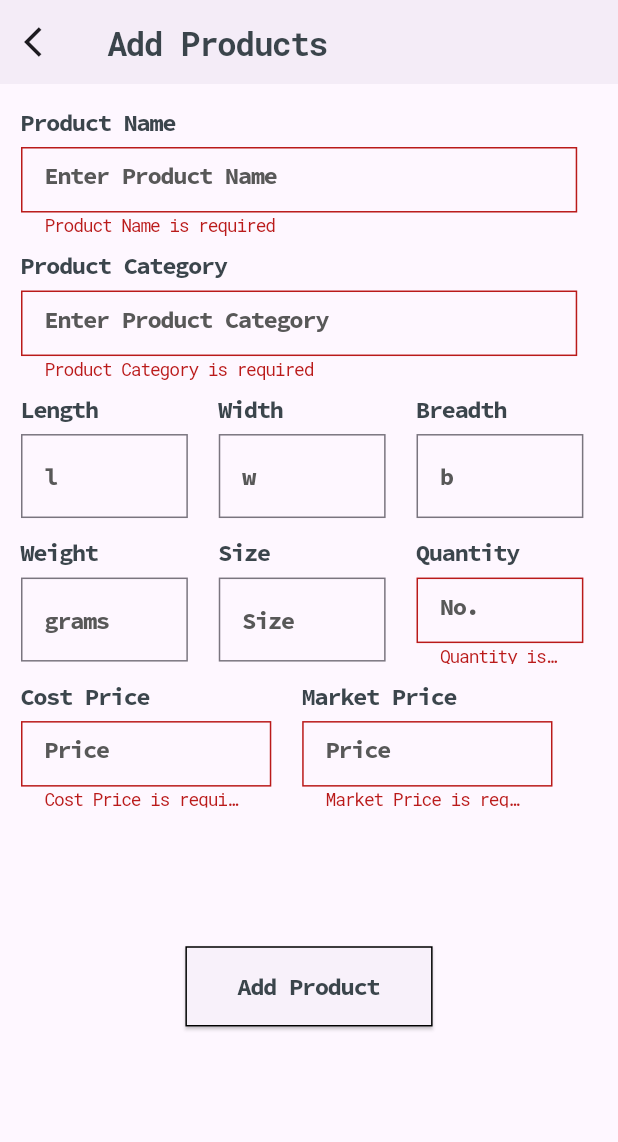
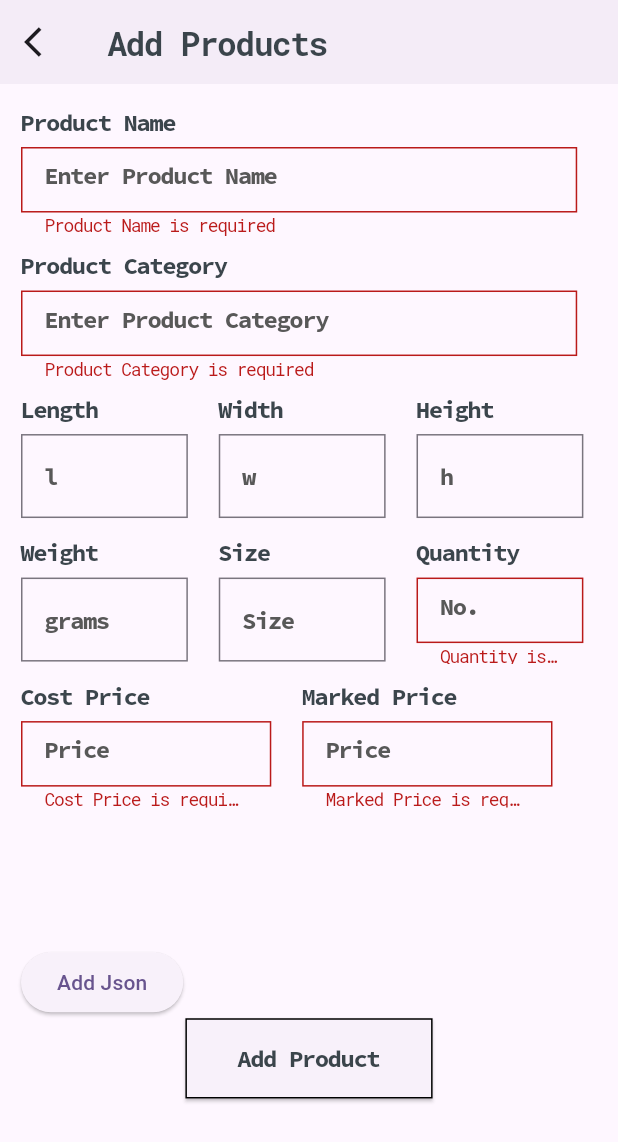
Before and after one commit to tarunn04/invoicer, a Flutter app: the AddProducts screen opened by its route, after a tap on "Add Product", on a phone screen of 412 x 824 dp. Shown: the top 1142 px of the screen. Run offline on Flutter 3.47's test engine with Material 2 defaults, Android fonts, the phone set to English and light mode, and no system bars; our stand-ins replace cloud_firestore, firebase_core, flutter_easyrefresh, fluttertoast, get, google_fonts; accounts and stored records are empty; generated files the repository leaves out were written again.

Commit message:
data fetch product page

```diff
--- a/lib/controller/product_controller.dart
+++ b/lib/controller/product_controller.dart
@@ -5,6 +5,7 @@ import 'package:fluttertoast/fluttertoast.dart';
 import 'package:get/get.dart';
 import 'package:get/get_core/src/get_main.dart';
 import 'package:get/get_state_manager/get_state_manager.dart';
+import 'package:invoicer/model/json.dart';
 import 'package:invoicer/model/product.dart';
 import 'package:invoicer/screens/add_product.dart';
 import 'package:invoicer/widget/toast_message.dart';
@@ -14,9 +15,9 @@ class ProductController extends GetxController {
   final TextEditingController productCategoryController = TextEditingController();
   final TextEditingController lengthController = TextEditingController();
   final TextEditingController widthController = TextEditingController();
-  final TextEditingController breadthController = TextEditingController();
+  final TextEditingController heightController = TextEditingController();
   final TextEditingController costPriceController = TextEditingController();
-  final TextEditingController marketPriceController = TextEditingController();
+  final TextEditingController markedPriceController = TextEditingController();
   final TextEditingController weightController = TextEditingController();
   final TextEditingController sizeController = TextEditingController();
   final TextEditingController quantityController = TextEditingController();
@@ -26,9 +27,9 @@ class ProductController extends GetxController {
     productCategoryController.clear();
     lengthController.clear();
     widthController.clear();
-    breadthController.clear();
+    heightController.clear();
     costPriceController.clear();
-    marketPriceController.clear();
+    markedPriceController.clear();
     weightController.clear();
     sizeController.clear();
     quantityController.clear();
@@ -44,9 +45,9 @@ class ProductController extends GetxController {
     productCategoryController.dispose();
     lengthController.dispose();
     widthController.dispose();
-    breadthController.dispose();
+    heightController.dispose();
     costPriceController.dispose();
-    marketPriceController.dispose();
+    markedPriceController.dispose();
     weightController.dispose();
     sizeController.dispose();
     quantityController.dispose();
@@ -76,12 +77,12 @@ Future addToDb() async {
       productCategory: productCategoryController.text.capitalizeFirst?.trim(),
       length: lengthController.text,
       width: widthController.text,
-        breadth: breadthController.text,
-        costPrice: costPriceController.text,
-        marketPrice: marketPriceController.text,
-        weight: weightController.text,
+      height: heightController.text,
+      costPrice: int.tryParse(costPriceController.text) ?? 0,
+      markedPrice: int.tryParse(markedPriceController.text) ?? 0,
+      weight: lengthController.text,
       size: sizeController.text,
-        quantity: quantityController.text,
+      quantity: int.tryParse(quantityController.text) ?? 0,
 );
 // Add the new product to the Firestore collection
       await products.doc(productName).set(newProduct.toJson());
@@ -99,5 +100,12 @@ Future addToDb() async {
       clearTextController();
 
   }
+
+}
+void addJson() {
+  myjson.forEach((element) {
+    var product = ProductModel.fromJson(element);
+    products.doc(product.productName).set(product.toJson());
+  });
 }
 }
--- a/lib/main.dart
+++ b/lib/main.dart
@@ -38,7 +38,7 @@ class MyApp extends StatelessWidget {
       debugShowCheckedModeBanner: false,
       initialRoute: "/",
       getPages: appRoutes(),
-      home: ProductPage()
+      // home: ProductPage()
     );
   }
 }
--- /dev/null
+++ b/lib/model/json.dart
@@ -0,0 +1,79 @@
+List<Map<String, dynamic>> myjson = [
+    {
+        "productName": "pashmina shawl",
+        "productCategory": "shawl",
+        "weight": "160",
+        "size": "",
+        "length": "3.56",
+        "width": "1.40",
+        "height": "",
+        "costPrice": "6000",
+        "markedPrice": "10000",
+        "quantity": "6",
+
+    },
+    {
+        "productName": "silk jaipur bedsheet",
+        "productCategory": "bedsheet",
+        "weight": "1588",
+        "size": "",
+        "length": "2.03",
+        "width": "1.52",
+        "height": "",
+        "costPrice": "2000",
+        "markedPrice": "6000",
+        "quantity": "3",
+
+    },
+    {
+        "productName": "marble chess set",
+        "productCategory": "décor",
+        "weight": "2268",
+        "size": "",
+        "length": "0.53",
+        "width": "0.53",
+        "height": "",
+        "costPrice": "10000",
+        "markedPrice": "16000",
+        "quantity": "1",
+
+    },
+    {
+        "productName": "white topaz ring",
+        "productCategory": "jewellery",
+        "weight": "13",
+        "size": "8",
+        "length": "",
+        "width": "",
+        "height": "",
+        "costPrice": "2000",
+        "markedPrice": "6000",
+        "quantity": "2",
+
+    },
+    {
+        "productName": "persian Carpet",
+        "productCategory": "carpet",
+        "weight": "10886",
+        "size": "",
+        "length": "2.74",
+        "width": "1.83",
+        "height": "",
+        "costPrice": "80000",
+        "markedPrice": "130000",
+        "quantity": "1",
+
+    },
+    {
+        "productName": "nepali bronze box",
+        "productCategory": "decor",
+        "weight": "200",
+        "size": "",
+        "length": "0.14",
+        "width": "0.10",
+        "height": "0.12",
+        "costPrice": "5000",
+        "markedPrice": "13000",
+        "quantity": "1"
+    }
+];
--- a/lib/model/product.dart
+++ b/lib/model/product.dart
@@ -2,25 +2,25 @@ class ProductModel {
   String? productName;
   String? productCategory;
   String? length;
+  String? height;
   String? width;
-  String? breadth;
-  String? costPrice;
-  String? marketPrice;
+  int costPrice;
+  int markedPrice;
   String? weight;
   String? size;
-  String? quantity;
+  int quantity;
 
   ProductModel({
     this.productName,
     this.productCategory,
     this.length,
+    this.height,
     this.width,
-    this.breadth,
-    this.costPrice,
-    this.marketPrice,
+    required this.costPrice,
+    required this.markedPrice,
     this.weight,
     this.size,
-    this.quantity,
+    required this.quantity,
   });
 
   factory ProductModel.fromJson(Map<String, dynamic> json) {
@@ -28,13 +28,13 @@ class ProductModel {
     productName: json['productName'],
     productCategory: json['productCategory'],
     length: json['length'],
+    height: json['height'],
     width: json['width'],
-      breadth: json['breadth'],
-      costPrice: json['costPrice'],
-      marketPrice: json['marketPrice'],
+    costPrice: int.parse(json['costPrice']),
+    markedPrice: int.parse(json['markedPrice']),
     weight: json['weight'],
     size: json['size'],
-      quantity: json['quantity'],
+    quantity: int.parse(json['quantity']),
   );
 }
 
@@ -43,10 +43,10 @@ class ProductModel {
       'productName': productName,
       'productCategory': productCategory,
       'length': length,
+      'height': height,
       'width': width,
-      'breadth': breadth,
       'costPrice': costPrice,
-      'marketPrice': marketPrice,
+      'markedPrice': markedPrice,
       'weight': weight,
       'size': size,
       'quantity': quantity,
--- a/lib/routes/routes.dart
+++ b/lib/routes/routes.dart
@@ -1,5 +1,6 @@
 import 'package:get/get.dart';
 import 'package:invoicer/screens/add_product.dart';
+import 'package:invoicer/screens/home_screen.dart';
 import 'package:invoicer/screens/product_page.dart';
 
 import '../screens/product_edit.dart';
@@ -12,8 +13,12 @@ appRoutes() => [
   GetPage(name: "/addProduct",
   page: () => AddProducts(),
   ),
+
   GetPage(name: "/editProduct",
   page: () => EditProduct(),
   ),
 
+  GetPage(name: "/",
+  page: () => HomeScreen(),
+  ),
 ];
--- a/lib/screens/add_product.dart
+++ b/lib/screens/add_product.dart
@@ -71,7 +71,7 @@ class _AddProductsState extends State<AddProducts> {
                     SizedBox(width: width*0.05,),
 
 
-                    CustomFormField(width: width*0.3, height: height,textBody: "b",textHead: "Breadth",controller: _productController.breadthController,
+                    CustomFormField(width: width*0.3, height: height,textBody: "h",textHead: "Height",controller: _productController.heightController,
                      validator: (value) => _productController.validateDimention(value, "Breadth"), type: TextInputType.number
                     ),
 
@@ -111,15 +111,17 @@ class _AddProductsState extends State<AddProducts> {
 
 
                     SizedBox(width: width*0.05,),
-                    CustomFormField(width: width*0.45, height: height,textBody: "Price",textHead: "Market Price",controller: _productController.marketPriceController,
-                      validator: (value) => _productController.validate(value, "Market Price"),type: const TextInputType.numberWithOptions(decimal: true),),
+                    CustomFormField(width: width*0.45, height: height,textBody: "Price",textHead: "Marked Price",controller: _productController.markedPriceController,
+                      validator: (value) => _productController.validate(value, "Marked Price"),type: const TextInputType.numberWithOptions(decimal: true),),
                   ],
                 ),
 
 
                 const SizedBox(height: 10,),
                 SizedBox(height: height *0.1,),
-
+                ElevatedButton(onPressed: () {
+                  _productController.addJson();
+                }, child: const Text("Add Json")),
                 Center(
                   child: SizedBox(
                     width: width*0.4,
--- a/lib/screens/product_edit.dart
+++ b/lib/screens/product_edit.dart
@@ -41,8 +41,6 @@ class _EditProductState extends State<EditProduct> {
             crossAxisAlignment: CrossAxisAlignment.start,
               children: [
 
-
-
                 const SizedBox(height: 10,),
                 SizedBox(height: height *0.1,),
 
--- a/lib/widget/searchbar.dart
+++ b/lib/widget/search_text_field.dart
@@ -5,8 +5,8 @@ import 'package:invoicer/constants/colors.dart';
 
 class SearchTextField extends StatelessWidget {
   Function(String) onChanged;
-
-  SearchTextField({super.key, required this.onChanged});
+  TextEditingController controller;
+  SearchTextField({super.key, required this.onChanged,required this.controller});
 
   @override
   Widget build(BuildContext context) {
@@ -22,6 +22,7 @@ class SearchTextField extends StatelessWidget {
         )
       ),
       child: TextField(
+        controller: controller,
         onChanged: onChanged,
         cursorColor: const Color.fromARGB(255, 147, 146, 146),
         decoration: InputDecoration(
```
Also changed, not shown: lib/controller/product_page_controller.dart (+32 -2 lines), lib/screens/home_screen.dart (+8 -2 lines), lib/screens/product_page.dart (+12 -2 lines). Lines whose indentation alone changed are shown as unchanged.
